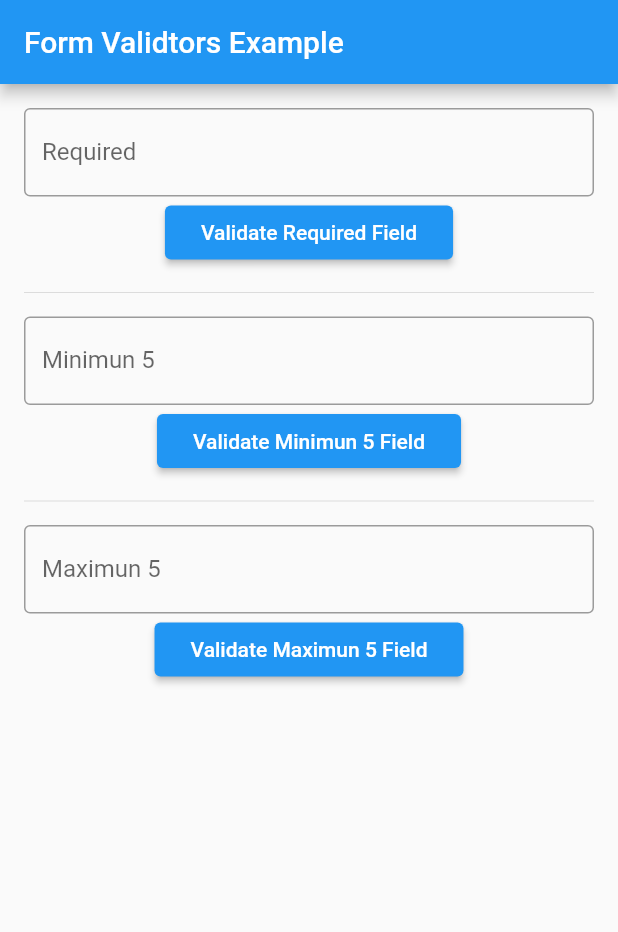
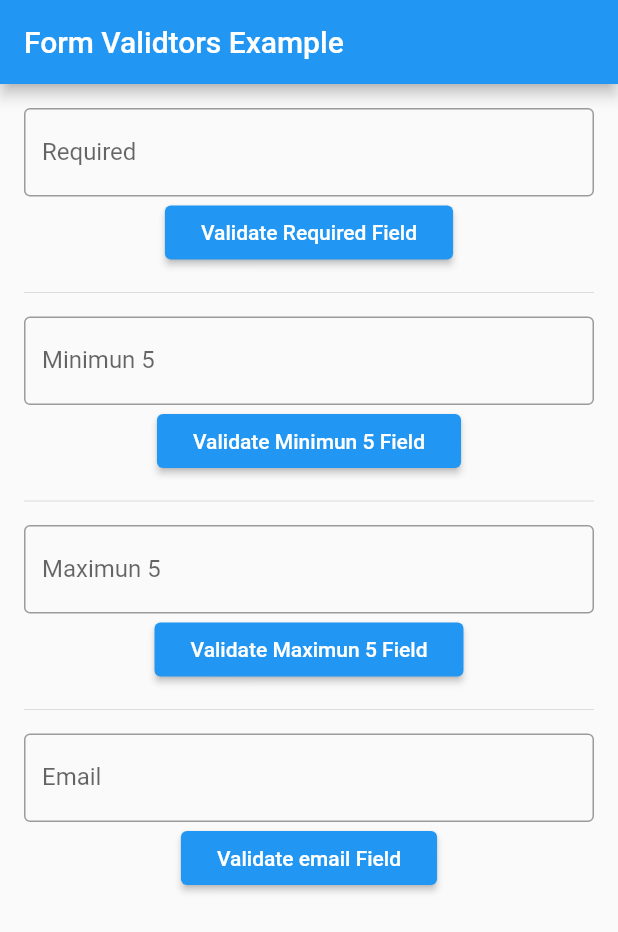
Before and after one commit to aarajput/flutter_form_validators, a Flutter app: the screen it shows after launch, on a phone screen of 412 x 824 dp. Shown: the top 932 px of the screen. Run offline on Flutter 3.47's test engine with Material 2 defaults, Android fonts, the phone set to English and light mode, and no system bars.

Commit message:
Validators.email widget form added

```diff
--- /dev/null
+++ b/example/lib/email_validation_container.dart
@@ -0,0 +1,35 @@
+import 'package:flutter/material.dart';
+import 'package:form_validators/form_validators.dart';
+
+class EmailValidationContainer extends StatefulWidget {
+  @override
+  _EmailValidationContainerState createState() =>
+      _EmailValidationContainerState();
+}
+
+class _EmailValidationContainerState extends State<EmailValidationContainer> {
+  final formKey = GlobalKey<FormState>();
+
+  @override
+  Widget build(BuildContext context) {
+    return Form(
+      key: formKey,
+      child: Column(
+        children: [
+          TextFormField(
+            decoration: InputDecoration(
+              labelText: 'Email',
+            ),
+            validator: Validators.email('Invalid email address'),
+          ),
+          RaisedButton(
+            child: Text('Validate email Field'),
+            onPressed: () {
+              formKey.currentState.validate();
+            },
+          )
+        ],
+      ),
+    );
+  }
+}
--- a/example/lib/main.dart
+++ b/example/lib/main.dart
@@ -3,6 +3,7 @@ import 'package:flutter/material.dart';
 import 'required_validation_container.dart';
 import 'min_validation_container.dart';
 import 'max_validation_container.dart';
+import 'email_validation_container.dart';
 
 void main() => runApp(MyApp());
 
@@ -49,6 +50,10 @@ class _Body extends StatelessWidget {
         Divider(),
         SizedBox(height: 8),
         MaxValidationContainer(),
+        SizedBox(height: 8),
+        Divider(),
+        SizedBox(height: 8),
+        EmailValidationContainer(),
       ],
     );
   }
```
